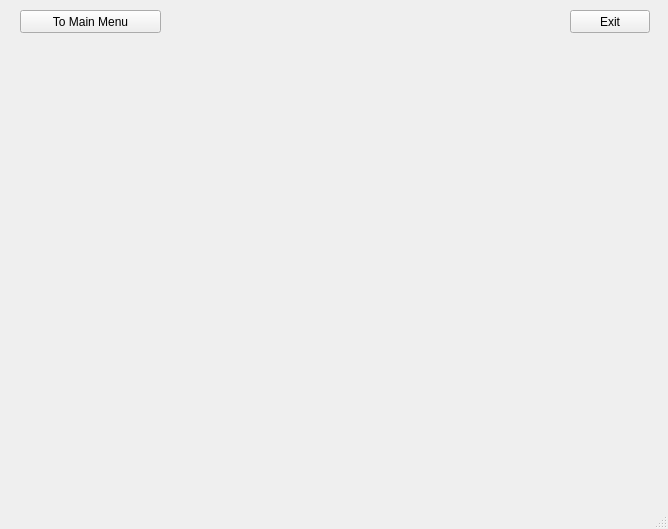
Qt form client/client/gui/mainwindow.ui (eugeniashurko/ATM) before a commit.
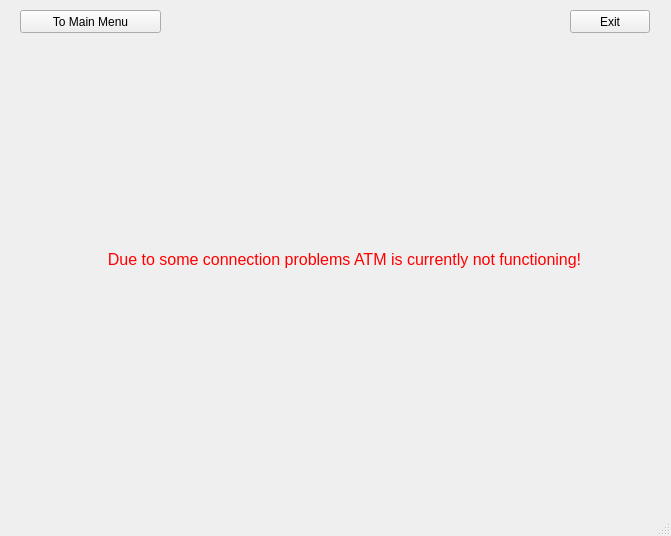
The same form after that commit.

Commit message: Connection Manager and Session

Diff of the .ui file:
```diff
--- a/client/client/gui/mainwindow.ui
+++ b/client/client/gui/mainwindow.ui
@@ -6,8 +6,8 @@
    <rect>
     <x>0</x>
     <y>0</y>
-    <width>668</width>
-    <height>529</height>
+    <width>671</width>
+    <height>536</height>
    </rect>
   </property>
   <property name="windowTitle">
@@ -58,6 +58,28 @@
      <string>To Main Menu</string>
     </property>
    </widget>
+   <widget class="QLabel" name="errorLabel">
+    <property name="geometry">
+     <rect>
+      <x>30</x>
+      <y>30</y>
+      <width>629</width>
+      <height>459</height>
+     </rect>
+    </property>
+    <property name="styleSheet">
+     <string notr="true">#errorLabel { 
+	color: red; 
+	font-size: 12pt;
+}</string>
+    </property>
+    <property name="text">
+     <string>Due to some connection problems ATM is currently not functioning!</string>
+    </property>
+    <property name="alignment">
+     <set>Qt::AlignCenter</set>
+    </property>
+   </widget>
   </widget>
   <widget class="QStatusBar" name="statusBar"/>
  </widget>
```
The commit also changes 17 other files.
